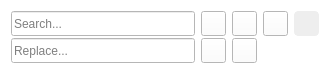
Above: FileEditor/searchwidget.ui from imitatehappiness/QtFileEditor before the change. Below: the same form after it.
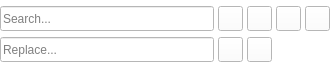
That is the form after the change. Icons and pictures are not drawn.

```diff
--- a/FileEditor/searchwidget.ui
+++ b/FileEditor/searchwidget.ui
@@ -39,6 +39,24 @@
    <string notr="true">background-color: rgb(255, 255, 255);</string>
   </property>
   <layout class="QGridLayout" name="gridLayout">
+   <property name="leftMargin">
+    <number>0</number>
+   </property>
+   <property name="topMargin">
+    <number>0</number>
+   </property>
+   <property name="rightMargin">
+    <number>0</number>
+   </property>
+   <property name="bottomMargin">
+    <number>0</number>
+   </property>
+   <property name="horizontalSpacing">
+    <number>4</number>
+   </property>
+   <property name="verticalSpacing">
+    <number>0</number>
+   </property>
    <item row="0" column="0">
     <widget class="QLineEdit" name="lE_search">
      <property name="minimumSize">
@@ -181,22 +199,7 @@
       <string>Close</string>
      </property>
      <property name="styleSheet">
-      <string notr="true">QPushButton {
-    font: 10pt;
-    background-color: #eee;
-    border: 1px solid #eee;
-    color: #EEEEEE;
-    border-radius: 4px;
-}
-
-QPushButton:hover{
-    color: #EEEEEE;
-}
-
-QPushButton:pressed {
-    border: 1px solid #eee;
-    border-radius: 5px;
-}</string>
+      <string notr="true"/>
      </property>
      <property name="text">
       <string/>
```
